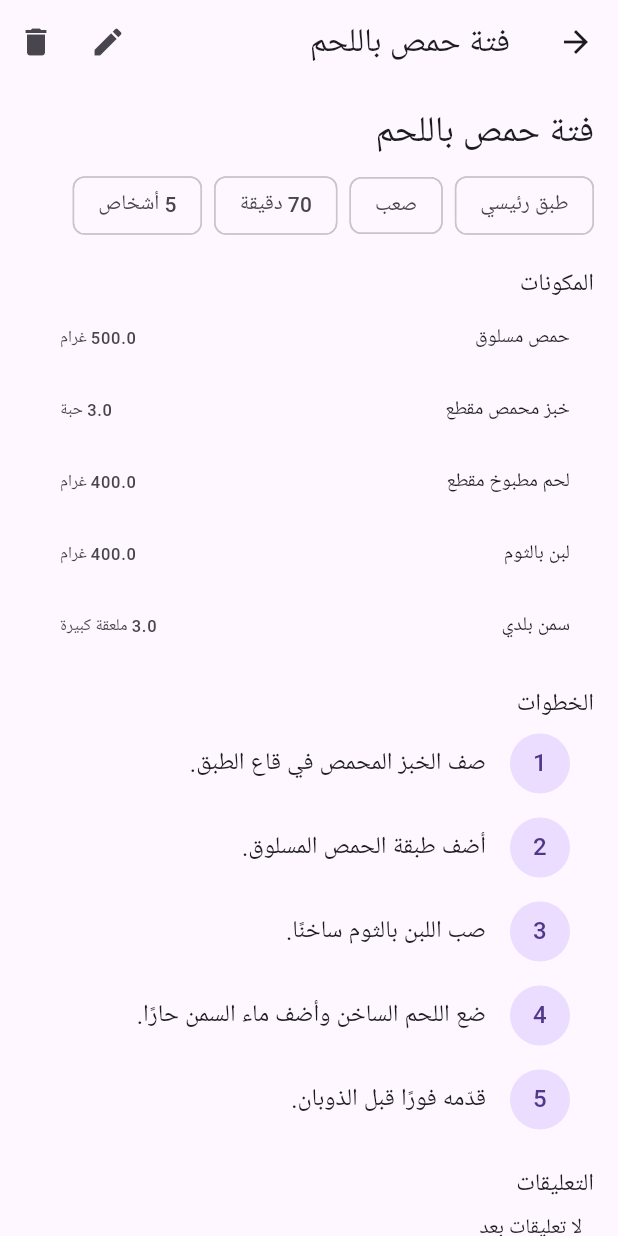
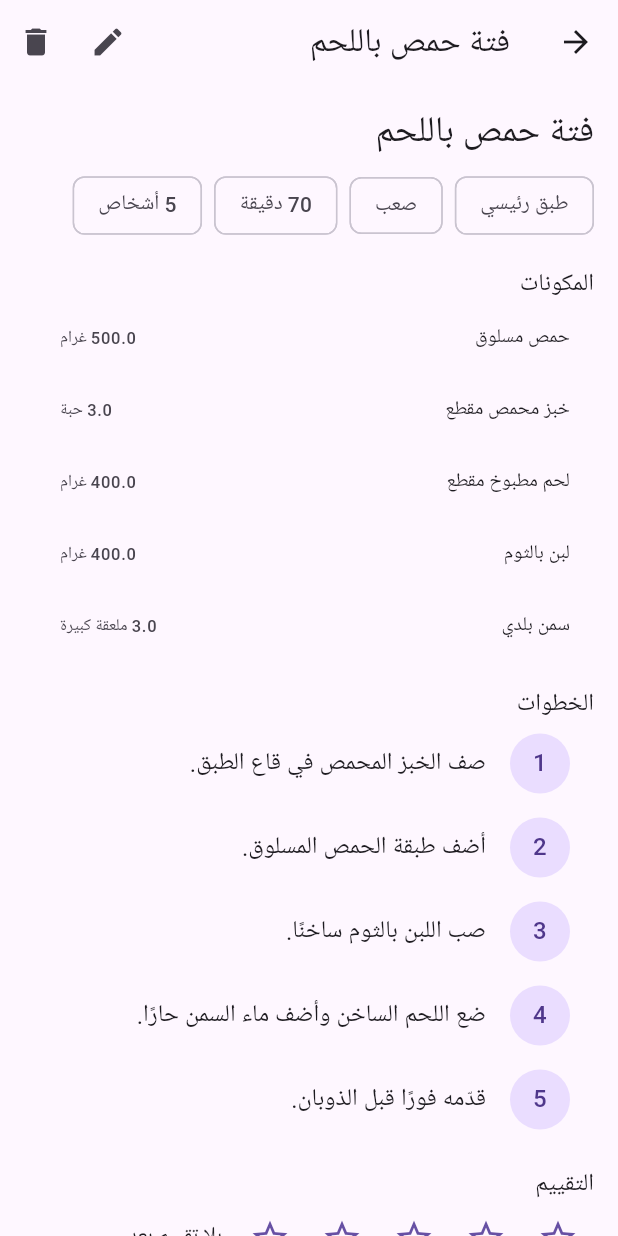
Before and after one commit to kjiu3/farrad1, a Flutter app: the screen it shows after launch, after a tap on "فتة حمص باللحم", on a phone screen of 412 x 824 dp. Run offline on Flutter 3.47's test engine with Material 3 defaults, Android fonts, the phone set to English and light mode, and no system bars; our stand-ins replace shared_preferences, supabase_flutter; accounts and stored records are empty.

Commit message:
P3-6: التقييم - نجوم 1..5 + upsert بالمفتاح المشترك + متوسط محسوب
فق ADR-0009 #4 (Issue #21) وP3-2 schema (recipe_ratings ذات
المفتاح المشترك recipe_id,user_id):
- lib/community/rating_service.dart:
  - RatingSummary.fromScores: قاعدة حساب المتوسط المحلية (رقم
    واحد عشري، بيانات مخالفة 0..5 تُقطع بلا متوسط، قائمة فاضية =
    average فارغ لا رقم كاذب) - مختبرة صريحا بقابل AGENTS 2.3.
  - RatingService مجرد (listScores/getMyRating/rate) +
    SupabaseRatingService: upsert بـ onConflict recipe_id,user_id
    فالمعاد يُستبدل لا يتكاثر - رقعة واحدة لكل مستخدم بنيويا.
- نجمات في شاشة العرض: 5 أزرار rating_star_N، ملخص المعدل،
  مجهول = ratingRequireAuth بلا استدعاء، فشل = ratingFailed،
  مسجل = upsert وتتمتلئ النجمات حتى درجته.
- l10n: 4 مفاتيح (ratingTitle ratingNone ratingRequireAuth
  ratingFailed) متطابقة ar/en.

ملاحظة: متوسط المرحلة يحسب محليا من درجات الصفوف (سقف 1000)
كافيا لهذه المرحلة: view/RPC على القاعدة يؤجل حتى الحاجة تدعوه.

الاختبارات: rating_test 12 (قاعدة المتوسط 4 + خدمة بلا مفاتيح 3
+ واجهة 5) - الحزمة كاملة 88/88 كانت 76، analyze نظيف.
مسار PostgREST الحي يظل «لم يُختبر بعد» تركبا لـ AGENTS 4.1.

```diff
--- a/app/assets/l10n/ar.json
+++ b/app/assets/l10n/ar.json
@@ -71,6 +71,10 @@
   "commentRequireAuth": "سجّل الدخول لتعليق",
   "commentEmptyInput": "اكتب تعليقًا قبل الإرسال",
   "commentFailed": "تعذّر إرسال التعليق — حاول لاحقًا",
+  "ratingTitle": "التقييم",
+  "ratingNone": "بلا تقييم بعد",
+  "ratingRequireAuth": "سجّل الدخول للتقييم",
+  "ratingFailed": "تعذّر حفظ التقييم — حاول لاحقًا",
   "validation_amountInvalid": "الكمية يجب أن تكون موجبة",
   "validation_unitUnknown": "وحدة غير معروفة",
   "validation_ingredientNameEmpty": "اسم المكوّن مطلوب",
--- a/app/assets/l10n/en.json
+++ b/app/assets/l10n/en.json
@@ -71,6 +71,10 @@
   "commentRequireAuth": "Sign in to comment",
   "commentEmptyInput": "Write a comment before sending",
   "commentFailed": "Could not send the comment — try again later",
+  "ratingTitle": "Ratings",
+  "ratingNone": "No ratings yet",
+  "ratingRequireAuth": "Sign in to rate",
+  "ratingFailed": "Could not save rating — try again later",
   "validation_amountInvalid": "Amount must be positive",
   "validation_unitUnknown": "Unknown unit",
   "validation_ingredientNameEmpty": "Ingredient name is required",
--- /dev/null
+++ b/app/lib/community/rating_service.dart
@@ -0,0 +1,115 @@
+import 'package:supabase_flutter/supabase_flutter.dart';
+
+import '../supabase/app_backend.dart';
+import 'comment_service.dart' show CommunityOutcome;
+
+/// ملخص تقييم وصفة — قاعدة الحساب الوحيدة الجديدة للتقييم،
+/// مُختبرة صريحًا في test/rating_test.dart (فق AGENTS §2.3:
+/// قاعدة بلا اختبار لا تُعدّل جوابًا هشًا).
+class RatingSummary {
+  const RatingSummary({required this.count, this.average});
+
+  final int count;
+
+  /// 0.0..5.0 — فارغة عند صفر تقييمات فلا رقم كاذب يعرض.
+  final double? average;
+
+  factory RatingSummary.fromScores(List<int> scores) {
+    if (scores.isEmpty) return const RatingSummary(count: 0);
+    var total = 0;
+    for (final s in scores) {
+      if (s < 1 || s > 5) {
+        return const RatingSummary(count: 0); // قطع بيانات مخالفة: لا متوسط.
+      }
+      total += s;
+    }
+    final avg = total / scores.length;
+    return RatingSummary(
+      count: scores.length,
+      average: double.parse(avg.toStringAsFixed(1)),
+    );
+  }
+}
+
+/// تجريد التقييم بنمط الحقن (AGENTS §2.1).
+/// المخطط خلفه: recipe_ratings بعمودين مفتاحيين (recipe_id, user_id) —
+/// رقعة واحدة لكل مستخدم بنيويًا (فق ADR-0009 §4).
+abstract class RatingService {
+  /// درجات الجميع لحساب المتوسط محليًا — فشل الشبكة قائمة فاضية.
+  Future<List<int>> listScores(String recipeId);
+
+  /// تقييم المستخدم الحالي للوصفة أو null.
+  Future<int?> getMyRating(String recipeId);
+
+  Future<CommunityOutcome> rate(String recipeId, int score);
+}
+
+/// التنفيذ الإنتاجي فوق PostgREST. المسار الحي «لم يُختبر بعد»
+/// تربيعًا لـ AGENTS §4.1 حتى مفاتيح المالك.
+class SupabaseRatingService implements RatingService {
+  const SupabaseRatingService();
+
+  static const int _maxRows = 1000; // سقف سلوكي في هذه المرحلة: يوسم تحت.
+
+  @override
+  Future<List<int>> listScores(String recipeId) async {
+    final client = AppBackend.clientOrNull;
+    if (client == null) return const <int>[];
+    try {
+      final rows = await client
+          .from('recipe_ratings')
+          .select('score')
+          .eq('recipe_id', recipeId)
+          .limit(_maxRows);
+      return rows.map<int>((row) => (row as Map)['score'] as int).toList();
+    } on PostgrestException {
+      return const <int>[];
+    }
+  }
+
+  @override
+  Future<int?> getMyRating(String recipeId) async {
+    final client = AppBackend.clientOrNull;
+    final userId = client?.auth.currentUser?.id;
+    if (client == null || userId == null) return null;
+    try {
+      final rows = await client
+          .from('recipe_ratings')
+          .select('score')
+          .eq('recipe_id', recipeId)
+          .eq('user_id', userId)
+          .limit(1);
+      if (rows.isEmpty) return null;
+      return (rows.first as Map)['score'] as int;
+    } on PostgrestException {
+      return null;
+    }
+  }
+
+  @override
+  Future<CommunityOutcome> rate(String recipeId, int score) async {
+    if (score < 1 || score > 5) {
+      return const CommunityOutcome(ok: false, errorKey: 'ratingFailed');
+    }
+    final client = AppBackend.clientOrNull;
+    final userId = client?.auth.currentUser?.id;
+    if (client == null || userId == null) {
+      return const CommunityOutcome(ok: false, errorKey: 'ratingRequireAuth');
+    }
+    try {
+      // upsert بالمفتاح المشترك (recipe_id, user_id): تقييم واحد
+      // لكل مستخدم يُستبدل لا يتكاثر — وفق ADR-0009 §4.
+      await client.from('recipe_ratings').upsert(
+        <String, dynamic>{
+          'recipe_id': recipeId,
+          'user_id': userId,
+          'score': score,
+        },
+        onConflict: 'recipe_id,user_id',
+      );
+      return const CommunityOutcome(ok: true);
+    } on PostgrestException {
+      return const CommunityOutcome(ok: false, errorKey: 'ratingFailed');
+    }
+  }
+}
--- a/app/lib/ui/recipe_detail_screen.dart
+++ b/app/lib/ui/recipe_detail_screen.dart
@@ -2,6 +2,7 @@ import 'package:flutter/material.dart';
 
 import '../auth/auth_service.dart';
 import '../community/comment_service.dart';
+import '../community/rating_service.dart';
 import '../data/recipe_repository.dart';
 import '../l10n.dart';
 import '../models/recipe.dart';
@@ -15,6 +16,7 @@ class RecipeDetailScreen extends StatefulWidget {
     required this.repository,
     required this.recipeId,
     this.commentService = const SupabaseCommentService(),
+    this.ratingService = const SupabaseRatingService(),
     this.authService = const SupabaseAuthService(),
   });
 
@@ -25,6 +27,7 @@ class RecipeDetailScreen extends StatefulWidget {
   /// الخلفية غير مهيأة — SupabaseCommentService يعيد قائمة فاضية
   /// ويمنع النشر بلا مفاتيح (فق ADR-0009 §2).
   final CommentService commentService;
+  final RatingService ratingService;
   final AuthService authService;
 
   @override
@@ -34,6 +37,11 @@ class RecipeDetailScreen extends StatefulWidget {
 class _RecipeDetailScreenState extends State<RecipeDetailScreen> {
   Recipe? _recipe;
   bool _loading = true;
+
+  int? _myRating;
+  RatingSummary? _ratingSummary;
+  bool _ratingBusy = false;
+  String? _ratingErrorKey;
 
   List<RecipeComment> _comments = const <RecipeComment>[];
   bool _commentsLoading = true;
@@ -48,6 +56,46 @@ class _RecipeDetailScreenState extends State<RecipeDetailScreen> {
     super.initState();
     _load();
     _loadComments();
+    _loadRating();
+  }
+
+  Future<void> _loadRating() async {
+    final scores = await widget.ratingService.listScores(widget.recipeId);
+    if (!mounted) return;
+    final my = await widget.ratingService.getMyRating(widget.recipeId);
+    if (!mounted) return;
+    setState(() {
+      _ratingSummary = RatingSummary.fromScores(scores);
+      _myRating = my;
+    });
+  }
+
+  Future<void> _rate(int score) async {
+    if (_ratingBusy) return;
+    setState(() {
+      _ratingErrorKey = null;
+    });
+    if (widget.authService.userId == null) {
+      setState(() => _ratingErrorKey = 'ratingRequireAuth');
+      return;
+    }
+    setState(() => _ratingBusy = true);
+    final outcome = await widget.ratingService.rate(widget.recipeId, score);
+    if (!mounted) return;
+    if (outcome.ok) {
+      setState(() {
+        _ratingBusy = false;
+        _myRating = score;
+      });
+      // تحديث الملخص مع الدرجة الجديدة دون إعادة قراءة الشبكة —
+      // نفس منطق fromScores المختبر، إضافة درجة واحدة فلا اتساع.
+      await _loadRating();
+      return;
+    }
+    setState(() {
+      _ratingBusy = false;
+      _ratingErrorKey = outcome.errorKey ?? 'ratingFailed';
+    });
   }
 
   Future<void> _loadComments() async {
@@ -215,6 +263,43 @@ class _RecipeDetailScreenState extends State<RecipeDetailScreen> {
               ),
           const SizedBox(height: 16),
           Text(
+            _s('ratingTitle'),
+            style: Theme.of(context).textTheme.titleMedium,
+          ),
+          Row(
+            children: [
+              for (var s = 1; s <= 5; s++)
+                IconButton(
+                  key: Key('rating_star_$s'),
+                  onPressed: _ratingBusy ? null : () => _rate(s),
+                  icon: Icon(
+                    (_myRating != null && s <= _myRating!)
+                        ? Icons.star
+                        : Icons.star_border,
+                    color: Theme.of(context).colorScheme.primary,
+                    size: 28,
+                  ),
+                ),
+              const SizedBox(width: 8),
+              Text(
+                key: const Key('rating_summary'),
+                _summaryText(context),
+              ),
+            ],
+          ),
+          if (_ratingErrorKey != null)
+            Padding(
+              key: const Key('rating_error'),
+              padding: const EdgeInsets.only(top: 4),
+              child: Text(
+                _s(_ratingErrorKey!),
+                style: TextStyle(
+                  color: Theme.of(context).colorScheme.error,
+                ),
+              ),
+            ),
+          const SizedBox(height: 16),
+          Text(
             _s('commentsTitle'),
             style: Theme.of(context).textTheme.titleMedium,
           ),
@@ -273,4 +358,12 @@ class _RecipeDetailScreenState extends State<RecipeDetailScreen> {
   }
 
   String _unitLabel(RecipeUnit u) => _s('unit_${u.slug}');
+
+  /// صيغة الملخص: متوسط من رقم واحد + عدّاد. بلا تقييمات: نص
+  /// «بلا تقييم بعد» من الترجمة لا رقم كاذب.
+  String _summaryText(BuildContext context) {
+    final s = _ratingSummary;
+    if (s == null || s.count == 0) return _s('ratingNone');
+    return '${s.average!.toStringAsFixed(1)} ★ (${s.count})';
+  }
 }
```
Also changed, not shown: 1 other file.
